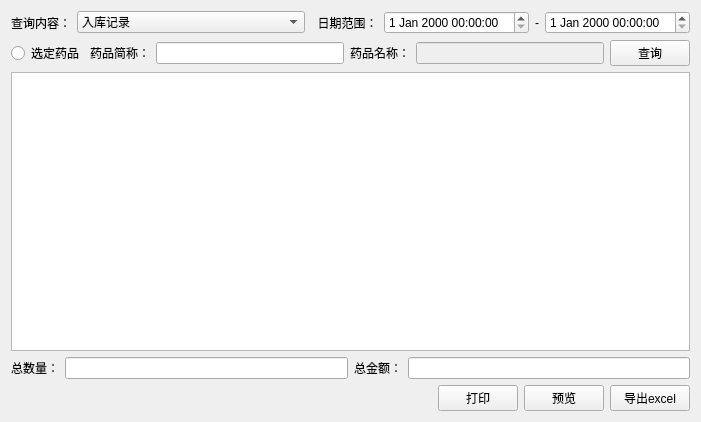
Qt form drugstatistics.ui (histest/his) before a commit.
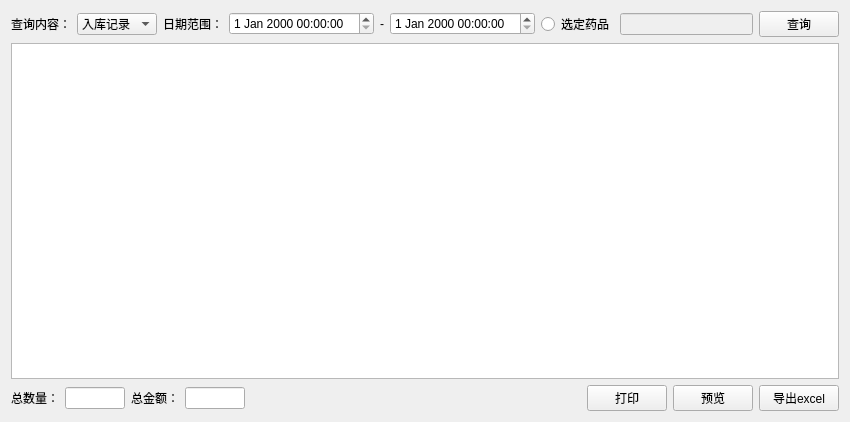
The same form after that commit.

Patch:
```diff
--- a/drugstatistics.ui
+++ b/drugstatistics.ui
@@ -6,7 +6,7 @@
    <rect>
     <x>0</x>
     <y>0</y>
-    <width>701</width>
+    <width>850</width>
     <height>422</height>
    </rect>
   </property>
@@ -15,7 +15,7 @@
   </property>
   <layout class="QVBoxLayout" name="verticalLayout">
    <item>
-    <layout class="QHBoxLayout" name="horizontalLayout_10">
+    <layout class="QHBoxLayout" name="horizontalLayout">
      <item>
       <widget class="QLabel" name="label_9">
        <property name="sizePolicy">
@@ -40,6 +40,12 @@
          <verstretch>0</verstretch>
         </sizepolicy>
        </property>
+       <property name="maximumSize">
+        <size>
+         <width>80</width>
+         <height>16777215</height>
+        </size>
+       </property>
        <item>
         <property name="text">
          <string>入库记录</string>
@@ -70,12 +76,19 @@
      <item>
       <widget class="QLabel" name="label">
        <property name="text">
-        <string>  日期范围：</string>
+        <string>日期范围：</string>
        </property>
       </widget>
      </item>
      <item>
-      <widget class="QDateTimeEdit" name="dateTimeEdit_1"/>
+      <widget class="QDateTimeEdit" name="dateTimeEdit_1">
+       <property name="maximumSize">
+        <size>
+         <width>180</width>
+         <height>16777215</height>
+        </size>
+       </property>
+      </widget>
      </item>
      <item>
       <widget class="QLabel" name="label_2">
@@ -85,12 +98,15 @@
       </widget>
      </item>
      <item>
-      <widget class="QDateTimeEdit" name="dateTimeEdit_2"/>
+      <widget class="QDateTimeEdit" name="dateTimeEdit_2">
+       <property name="maximumSize">
+        <size>
+         <width>180</width>
+         <height>16777215</height>
+        </size>
+       </property>
+      </widget>
      </item>
-    </layout>
-   </item>
-   <item>
-    <layout class="QHBoxLayout" name="horizontalLayout">
      <item>
       <widget class="QRadioButton" name="radioButton">
        <property name="text">
@@ -98,23 +114,6 @@
        </property>
       </widget>
      </item>
-     <item>
-      <widget class="QLabel" name="label_4">
-       <property name="text">
-        <string>药品简称：</string>
-       </property>
-      </widget>
-     </item>
-     <item>
-      <widget class="QLineEdit" name="lineEdit_DrugNo"/>
-     </item>
-     <item>
-      <widget class="QLabel" name="label_3">
-       <property name="text">
-        <string>药品名称：</string>
-       </property>
-      </widget>
-     </item>
      <item>
       <widget class="QLineEdit" name="lineEdit_DrugName">
        <property name="enabled">
@@ -135,7 +134,7 @@
     <widget class="QTableWidget" name="tableWidget"/>
    </item>
    <item>
-    <layout class="QHBoxLayout" name="horizontalLayout_3">
+    <layout class="QHBoxLayout" name="horizontalLayout_2">
      <item>
       <widget class="QLabel" name="label_5">
        <property name="text">
@@ -144,7 +143,14 @@
       </widget>
      </item>
      <item>
-      <widget class="QLineEdit" name="lineEdit_TotalNum"/>
+      <widget class="QLineEdit" name="lineEdit_TotalNum">
+       <property name="maximumSize">
+        <size>
+         <width>60</width>
+         <height>16777215</height>
+        </size>
+       </property>
+      </widget>
      </item>
      <item>
       <widget class="QLabel" name="label_6">
@@ -154,12 +160,15 @@
       </widget>
      </item>
      <item>
-      <widget class="QLineEdit" name="lineEdit_TotalPrice"/>
+      <widget class="QLineEdit" name="lineEdit_TotalPrice">
+       <property name="maximumSize">
+        <size>
+         <width>60</width>
+         <height>16777215</height>
+        </size>
+       </property>
+      </widget>
      </item>
-    </layout>
-   </item>
-   <item>
-    <layout class="QHBoxLayout" name="horizontalLayout_2">
      <item>
       <spacer name="horizontalSpacer_4">
        <property name="orientation">
```
Left out of the diff: 7 changed lines with no effect on the pictures.
